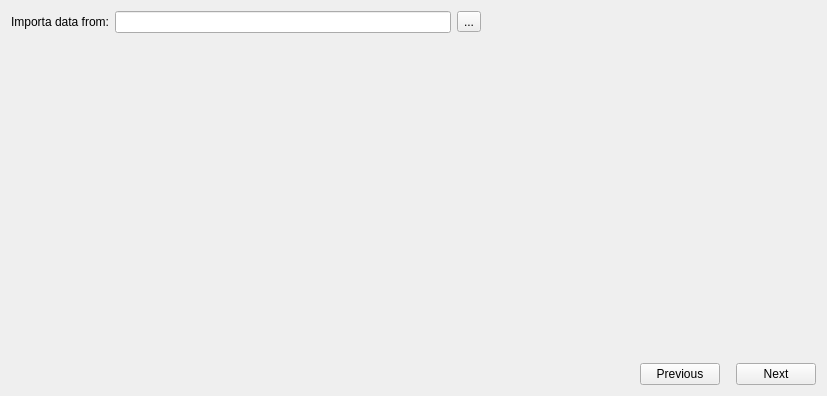
Qt form ui/ui_files/file_selection.ui (gnegrelli/identPy_GUI) before a commit.
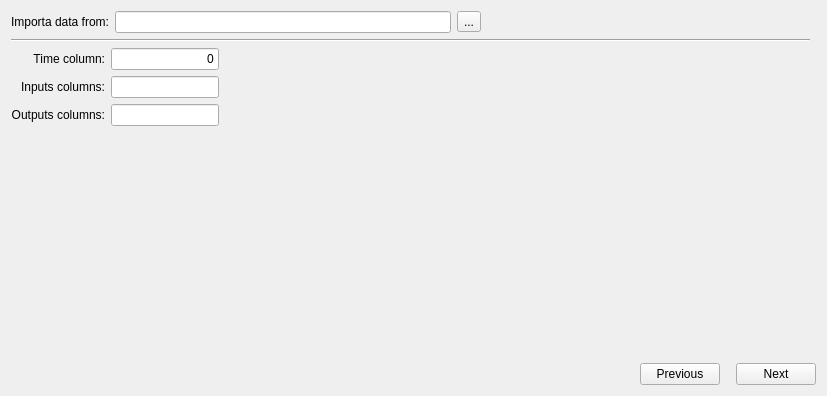
The same form after that commit.

Commit message: Add fields for index of columns

The edit to the form file:
```diff
--- a/ui/ui_files/file_selection.ui
+++ b/ui/ui_files/file_selection.ui
@@ -20,7 +20,7 @@
    <string>Form</string>
   </property>
   <layout class="QGridLayout" name="gridLayout">
-   <item row="0" column="0">
+   <item row="0" column="0" colspan="2">
     <layout class="QHBoxLayout" name="horizontalLayout">
      <item>
       <widget class="QLabel" name="label">
@@ -43,6 +43,12 @@
          <verstretch>0</verstretch>
         </sizepolicy>
        </property>
+       <property name="maximumSize">
+        <size>
+         <width>500</width>
+         <height>16777215</height>
+        </size>
+       </property>
        <property name="readOnly">
         <bool>true</bool>
        </property>
@@ -71,19 +77,127 @@
     </layout>
    </item>
    <item row="1" column="0">
-    <spacer name="verticalSpacer">
+    <widget class="Line" name="line">
+     <property name="sizePolicy">
+      <sizepolicy hsizetype="Expanding" vsizetype="Fixed">
+       <horstretch>0</horstretch>
+       <verstretch>0</verstretch>
+      </sizepolicy>
+     </property>
      <property name="orientation">
-      <enum>Qt::Vertical</enum>
+      <enum>Qt::Horizontal</enum>
      </property>
-     <property name="sizeHint" stdset="0">
-      <size>
-       <width>20</width>
-       <height>309</height>
-      </size>
-     </property>
-    </spacer>
+    </widget>
    </item>
-   <item row="2" column="0">
+   <item row="2" column="0" colspan="2">
+    <layout class="QHBoxLayout" name="horizontalLayout_6">
+     <item>
+      <layout class="QVBoxLayout" name="verticalLayout">
+       <item>
+        <layout class="QHBoxLayout" name="horizontalLayout_5">
+         <item>
+          <widget class="QLabel" name="label_2">
+           <property name="text">
+            <string>Time column:</string>
+           </property>
+           <property name="alignment">
+            <set>Qt::AlignRight|Qt::AlignTrailing|Qt::AlignVCenter</set>
+           </property>
+          </widget>
+         </item>
+         <item>
+          <widget class="QLineEdit" name="time_col">
+           <property name="sizePolicy">
+            <sizepolicy hsizetype="Fixed" vsizetype="Fixed">
+             <horstretch>0</horstretch>
+             <verstretch>0</verstretch>
+            </sizepolicy>
+           </property>
+           <property name="text">
+            <string>0</string>
+           </property>
+           <property name="alignment">
+            <set>Qt::AlignRight|Qt::AlignTrailing|Qt::AlignVCenter</set>
+           </property>
+           <property name="readOnly">
+            <bool>true</bool>
+           </property>
+          </widget>
+         </item>
+        </layout>
+       </item>
+       <item>
+        <layout class="QHBoxLayout" name="horizontalLayout_4">
+         <item>
+          <widget class="QLabel" name="label_3">
+           <property name="text">
+            <string>Inputs columns:</string>
+           </property>
+           <property name="alignment">
+            <set>Qt::AlignRight|Qt::AlignTrailing|Qt::AlignVCenter</set>
+           </property>
+          </widget>
+         </item>
+         <item>
+          <widget class="QLineEdit" name="input_col">
+           <property name="sizePolicy">
+            <sizepolicy hsizetype="Fixed" vsizetype="Fixed">
+             <horstretch>0</horstretch>
+             <verstretch>0</verstretch>
+            </sizepolicy>
+           </property>
+           <property name="alignment">
+            <set>Qt::AlignRight|Qt::AlignTrailing|Qt::AlignVCenter</set>
+           </property>
+          </widget>
+         </item>
+        </layout>
+       </item>
+       <item>
+        <layout class="QHBoxLayout" name="horizontalLayout_3">
+         <item>
+          <widget class="QLabel" name="label_4">
+           <property name="text">
+            <string>Outputs columns:</string>
+           </property>
+           <property name="alignment">
+            <set>Qt::AlignRight|Qt::AlignTrailing|Qt::AlignVCenter</set>
+           </property>
+          </widget>
+         </item>
+         <item>
+          <widget class="QLineEdit" name="output_col">
+           <property name="sizePolicy">
+            <sizepolicy hsizetype="Fixed" vsizetype="Fixed">
+             <horstretch>0</horstretch>
+             <verstretch>0</verstretch>
+            </sizepolicy>
+           </property>
+           <property name="alignment">
+            <set>Qt::AlignRight|Qt::AlignTrailing|Qt::AlignVCenter</set>
+           </property>
+          </widget>
+         </item>
+        </layout>
+       </item>
+      </layout>
+     </item>
+     <item>
+      <spacer name="horizontalSpacer_4">
+       <property name="orientation">
+        <enum>Qt::Horizontal</enum>
+       </property>
+       <property name="sizeHint" stdset="0">
+        <size>
+         <width>40</width>
+         <height>20</height>
+        </size>
+       </property>
+      </spacer>
+     </item>
+    </layout>
+   </item>
+   <item row="4" column="0" colspan="2">
     <layout class="QHBoxLayout" name="horizontalLayout_2">
      <item>
       <spacer name="horizontalSpacer_2">
@@ -130,8 +244,20 @@
      </item>
     </layout>
    </item>
+   <item row="3" column="0">
+    <spacer name="verticalSpacer">
+     <property name="orientation">
+      <enum>Qt::Vertical</enum>
+     </property>
+     <property name="sizeHint" stdset="0">
+      <size>
+       <width>20</width>
+       <height>197</height>
+      </size>
+     </property>
+    </spacer>
+   </item>
   </layout>
-  <zorder>verticalSpacer</zorder>
  </widget>
  <resources/>
  <connections/>
```
The commit also changes 1 other file.
